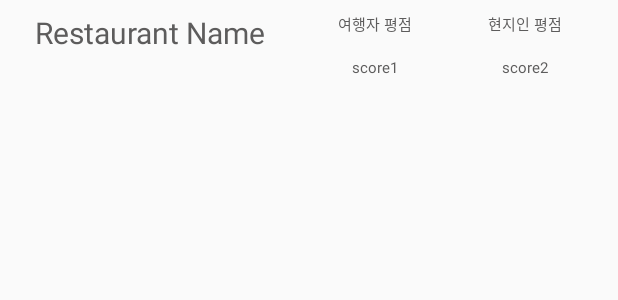
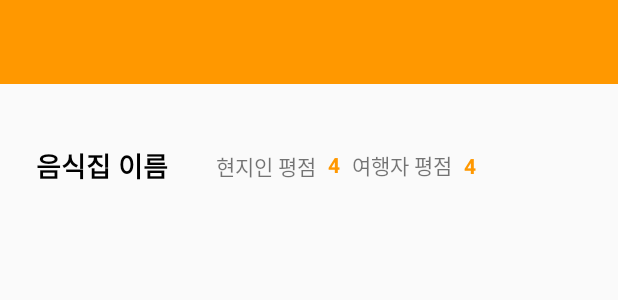
Before and after one commit to j0077/Hackathon, an Android app: the layout activity_info.xml on its own in the app's theme, with its tools: preview values and no code run, on a phone screen of 412 x 824 dp. Shown: the top 300 px of the screen. Run offline under Robolectric (Android 15) with nearby library versions, the phone set to English and light mode, and no system bars.

Commit message:
리뷰 페이지 구현

```diff
--- a/MyApplication3/app/build.gradle
+++ b/MyApplication3/app/build.gradle
@@ -35,5 +35,4 @@ dependencies {
     androidTestImplementation 'com.android.support.test:runner:1.0.2'
     androidTestImplementation 'com.android.support.test.espresso:espresso-core:3.0.2'
     implementation 'com.mcxiaoke.volley:library:1.0.19'
-
 }
--- /dev/null
+++ b/MyApplication3/app/src/main/java/com/example/myapplication/adapters/ClickListener.java
@@ -0,0 +1,5 @@
+package com.example.myapplication.adapters;
+
+public interface ClickListener<T> {
+    void onClick(T t);
+}
--- /dev/null
+++ b/MyApplication3/app/src/main/res/drawable/ic_account_circle_black_24dp.xml
@@ -0,0 +1,5 @@
+<vector android:alpha="0.7" android:height="24dp"
+    android:viewportHeight="24.0" android:viewportWidth="24.0"
+    android:width="24dp" xmlns:android="http://schemas.android.com/apk/res/android">
+    <path android:fillColor="#FF000000" android:pathData="M12,2C6.48,2 2,6.48 2,12s4.48,10 10,10 10,-4.48 10,-10S17.52,2 12,2zM12,5c1.66,0 3,1.34 3,3s-1.34,3 -3,3 -3,-1.34 -3,-3 1.34,-3 3,-3zM12,19.2c-2.5,0 -4.71,-1.28 -6,-3.22 0.03,-1.99 4,-3.08 6,-3.08 1.99,0 5.97,1.09 6,3.08 -1.29,1.94 -3.5,3.22 -6,3.22z"/>
+</vector>
--- /dev/null
+++ b/MyApplication3/app/src/main/res/drawable/ic_assignment_ind_black_24dp.xml
@@ -0,0 +1,5 @@
+<vector android:alpha="0.69" android:height="24dp"
+    android:tint="#FFA600" android:viewportHeight="24.0"
+    android:viewportWidth="24.0" android:width="24dp" xmlns:android="http://schemas.android.com/apk/res/android">
+    <path android:fillColor="#FF000000" android:pathData="M19,3h-4.18C14.4,1.84 13.3,1 12,1c-1.3,0 -2.4,0.84 -2.82,2L5,3c-1.1,0 -2,0.9 -2,2v14c0,1.1 0.9,2 2,2h14c1.1,0 2,-0.9 2,-2L21,5c0,-1.1 -0.9,-2 -2,-2zM12,3c0.55,0 1,0.45 1,1s-0.45,1 -1,1 -1,-0.45 -1,-1 0.45,-1 1,-1zM12,7c1.66,0 3,1.34 3,3s-1.34,3 -3,3 -3,-1.34 -3,-3 1.34,-3 3,-3zM18,19L6,19v-1.4c0,-2 4,-3.1 6,-3.1s6,1.1 6,3.1L18,19z"/>
+</vector>
--- a/MyApplication3/app/src/main/res/layout/activity_info.xml
+++ b/MyApplication3/app/src/main/res/layout/activity_info.xml
@@ -1,82 +1,97 @@
 <?xml version="1.0" encoding="utf-8"?>
-<android.support.constraint.ConstraintLayout
-    xmlns:android="http://schemas.android.com/apk/res/android"
+<android.support.constraint.ConstraintLayout xmlns:android="http://schemas.android.com/apk/res/android"
     xmlns:app="http://schemas.android.com/apk/res-auto"
     xmlns:tools="http://schemas.android.com/tools"
     android:layout_width="match_parent"
     android:layout_height="match_parent">
 
-    <TableLayout
-        android:id="@+id/toptable"
+    <android.support.v7.widget.Toolbar
+        android:id="@+id/toolbar"
+        android:layout_width="match_parent"
+        android:layout_height="wrap_content"
+        android:background="@color/colorPrimary"
+        app:layout_constraintEnd_toEndOf="parent"
+        app:layout_constraintStart_toStartOf="parent"
+        app:layout_constraintTop_toTopOf="parent" />
+
+    <TextView
+        android:id="@+id/info_title"
         android:layout_width="wrap_content"
         android:layout_height="wrap_content"
+        android:layout_marginStart="24dp"
         android:layout_marginTop="8dp"
-        app:layout_constraintLeft_toLeftOf="parent"
-        app:layout_constraintTop_toTopOf="parent">
-
-
-        <TableRow>
+        android:layout_marginBottom="8dp"
+        android:text="음식집 이름"
+        android:textColor="#000"
+        android:textSize="18dp"
+        android:textStyle="bold"
+        app:layout_constraintBottom_toTopOf="@+id/guideline"
+        app:layout_constraintStart_toStartOf="parent"
+        app:layout_constraintTop_toBottomOf="@+id/toolbar" />
 
     <TextView
-                android:id="@+id/idrName"
-                android:layout_width="200dp"
+        android:id="@+id/local_rate_label"
+        android:layout_width="wrap_content"
         android:layout_height="wrap_content"
-                android:layout_gravity="bottom"
-                android:gravity="center_horizontal"
-                android:text="Restaurant Name"
-                android:textColor="#5d5c5c"
-                android:textSize="20dp" />
+        android:layout_marginStart="32dp"
+        android:text="현지인 평점"
+        android:textSize="14dp"
+        app:layout_constraintBottom_toBottomOf="@+id/info_title"
+        app:layout_constraintStart_toEndOf="@+id/info_title"
+        app:layout_constraintTop_toTopOf="@+id/info_title" />
 
     <TextView
-                android:layout_width="100dp"
+        android:id="@+id/local_rate"
+        android:layout_width="wrap_content"
         android:layout_height="wrap_content"
-                android:gravity="center"
-                android:text="여행자 평점"
-                android:textColor="#5d5c5c"
-                android:textSize="10dp" />
+        android:layout_marginStart="8dp"
+        android:text="4"
+        android:textColor="@color/colorPrimary"
+        android:textSize="14dp"
+        android:textStyle="bold"
+        app:layout_constraintBottom_toBottomOf="@+id/local_rate_label"
+        app:layout_constraintStart_toEndOf="@+id/local_rate_label"
+        app:layout_constraintTop_toTopOf="@+id/local_rate_label"
+        app:layout_constraintVertical_bias="0.0" />
 
     <TextView
-                android:layout_width="100dp"
+        android:id="@+id/traveler_rate_label"
+        android:layout_width="wrap_content"
         android:layout_height="wrap_content"
-                android:gravity="center"
-                android:text="현지인 평점"
-                android:textColor="#5d5c5c"
-                android:textSize="10dp" />
-
-        </TableRow>
-
-        <TableRow>
-
-            <TextView android:text="" />
+        android:layout_marginStart="8dp"
+        android:text="여행자 평점"
+        android:textSize="14dp"
+        app:layout_constraintBottom_toBottomOf="@+id/local_rate"
+        app:layout_constraintStart_toEndOf="@+id/local_rate"
+        app:layout_constraintTop_toTopOf="@+id/local_rate" />
 
     <TextView
-                android:id="@+id/tScore"
+        android:id="@+id/traveler_rate"
         android:layout_width="wrap_content"
         android:layout_height="wrap_content"
-                android:layout_gravity="center"
-                android:text="score1"
-                android:textColor="#5d5c5c"
-                android:textSize="10dp" />
+        android:layout_marginStart="8dp"
+        android:text="4"
+        android:textColor="@color/colorPrimary"
+        android:textSize="14dp"
+        android:textStyle="bold"
+        app:layout_constraintBottom_toBottomOf="@+id/traveler_rate_label"
+        app:layout_constraintStart_toEndOf="@+id/traveler_rate_label"
+        app:layout_constraintTop_toTopOf="@+id/traveler_rate_label" />
 
-            <TextView
-                android:id="@+id/lScore"
+    <android.support.v7.widget.RecyclerView
+        android:id="@+id/rv_reviews"
+        android:layout_width="match_parent"
+        android:layout_height="0dp"
+        app:layout_constraintBottom_toBottomOf="parent"
+        app:layout_constraintEnd_toEndOf="parent"
+        app:layout_constraintStart_toStartOf="parent"
+        app:layout_constraintTop_toTopOf="@+id/guideline" />
+
+    <android.support.constraint.Guideline
+        android:id="@+id/guideline"
         android:layout_width="wrap_content"
         android:layout_height="wrap_content"
-                android:layout_gravity="center"
-                android:text="score2"
-                android:textColor="#5d5c5c"
-                android:textSize="10dp" />
-        </TableRow>
-
-    </TableLayout>
-
-    <android.support.v7.widget.RecyclerView
-        android:id="@+id/recycler_view"
-        android:layout_width="match_parent"
-        android:layout_height="0dp"
-        android:scrollbars="vertical"
-        app:layout_constraintBottom_toBottomOf="parent"
-        app:layout_constraintTop_toBottomOf="@+id/toptable"
-        tools:layout_editor_absoluteX="0dp" />
+        android:orientation="horizontal"
+        app:layout_constraintGuide_percent="0.2" />
 
 </android.support.constraint.ConstraintLayout>
```
Also changed, not shown: MyApplication3/app/src/main/AndroidManifest.xml (+10 -4 lines), MyApplication3/app/src/main/java/com/example/myapplication/InfoActivity.java (+60 -28 lines), MyApplication3/app/src/main/java/com/example/myapplication/MainActivity.java (+15 -5 lines), MyApplication3/app/src/main/java/com/example/myapplication/ReviewActivity.java (added, +49 -0 lines), MyApplication3/app/src/main/java/com/example/myapplication/adapters/RestaurantAdapter.java (+11 -7 lines), MyApplication3/app/src/main/java/com/example/myapplication/adapters/ReviewAdapter.java (added, +59 -0 lines), MyApplication3/app/src/main/java/com/example/myapplication/adapters/SliderAdapter.java (added, +57 -0 lines), MyApplication3/app/src/main/java/com/example/myapplication/models/RestaurantModel.java (+20 -6 lines), MyApplication3/app/src/main/java/com/example/myapplication/models/ReviewModel.java (+20 -1 lines), MyApplication3/app/src/main/res/layout/activity_review.xml (added, +99 -0 lines), MyApplication3/app/src/main/res/layout/layout_review_card.xml (added, +14 -0 lines), MyApplication3/app/src/main/res/layout/layout_slide_image.xml (added, +12 -0 lines), 4 other files. Lines whose indentation alone changed are shown as unchanged.
